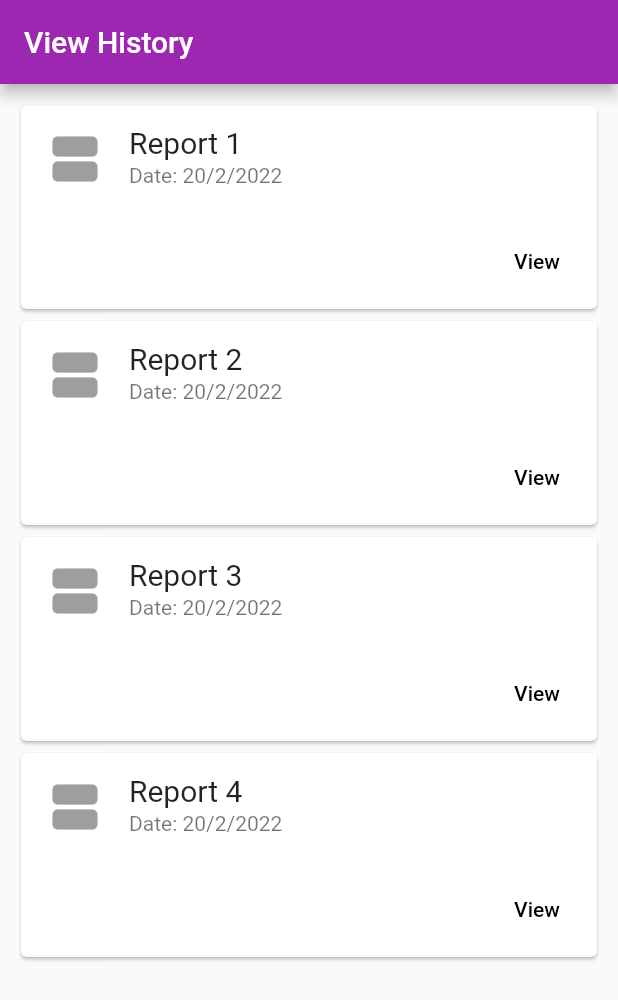
After one commit to sergi-s/Salahly-client-application, a Flutter app: the ViewHistory screen opened by its route, on a phone screen of 412 x 824 dp. The commit adds this screen. Shown: the top 1000 px of the screen. Run offline on Flutter 3.47's test engine with Material 2 defaults, Android fonts, the phone set to English and light mode, and no system bars; drawn by our look-alikes of overlay_support; our stand-ins replace easy_localization, firebase_auth, firebase_core, firebase_database, firebase_messaging, flutter_riverpod and 7 more; missing offline and left inert: dart:ffi, flutter_barcode_scanner, flutter_flavor, flutter_geofire; accounts and stored records are empty.

Commit message:
viewhistory

```diff
--- a/lib/routes.dart
+++ b/lib/routes.dart
@@ -28,6 +28,7 @@ import 'package:slahly/screens/viewcars.dart';
 import 'package:slahly/screens/addcarbutton.dart';
 import 'package:slahly/screens/waitforapproval/wait_for_approval_screen.dart';
 import 'package:slahly/screens/waitforarrvial.dart';
+import 'package:slahly/screens/viewhistory.dart';
 
 class Routing {
   get router => GoRouter(
@@ -150,6 +151,10 @@ class Routing {
             path: TestUserSM.routeName,
             builder: (context, state) => TestUserSM(),
           ),
+          GoRoute(
+            path: ViewHistory.routeName,
+            builder: (context, state) => ViewHistory(),
+          ),
         ],
       );
 }
--- /dev/null
+++ b/lib/screens/viewhistory.dart
@@ -0,0 +1,76 @@
+import 'package:flutter/material.dart';
+
+
+
+class ViewHistory extends StatelessWidget {
+  static final routeName = "/viewhistory.dart";
+  @override
+  Widget build(BuildContext context) {
+    return new Scaffold(
+      appBar: new AppBar(
+        backgroundColor: Colors.purple,
+        title: new Text("View History"),
+      ), // appBar
+      body: new Container(
+        padding: new EdgeInsets.all(10.0),
+        child: new Column(
+          crossAxisAlignment: CrossAxisAlignment.stretch,
+          children: <Widget>[
+            new myCardLayout(theIcon: Icons.view_agenda, theText: "Report 1"),
+            new myCardLayout(theIcon: Icons.view_agenda, theText: "Report 2"),
+            new myCardLayout(theIcon: Icons.view_agenda, theText: "Report 3"),
+            new myCardLayout(theIcon: Icons.view_agenda, theText: "Report 4"),
+            //this is not the list example, so when you add new cards, it won't be inside of the list.
+          ],
+        ), // column
+      ), // Container
+    ); // scaffold
+  }
+}
+
+class myCardLayout extends StatelessWidget {
+  // default constructor
+  myCardLayout({required this.theIcon, required this.theText});
+
+  // init variables
+  final IconData theIcon;
+  final String theText;
+
+  @override
+  Widget build(BuildContext context) {
+    return Container(
+      child: new Card(
+        child: new Column(
+          mainAxisSize: MainAxisSize.min,
+          children: <Widget>[
+            new ListTile(
+              leading: new Icon(theIcon,
+                  size: 40.0, color: Colors.grey),
+              title: new Text(
+                theText,
+                style: new TextStyle(fontSize: 20.0),
+              ),
+              subtitle:
+              const Text('Date: 20/2/2022'),
+            ),
+
+            new ButtonTheme(
+              // make buttons use the appropriate styles for cards
+              child: new ButtonBar(
+                children: <Widget>[
+                  new FlatButton(
+                    child: const Text('View'),
+                    onPressed: () {
+                      /* ... */
+                    },
+                  ),
+
+                ],
+              ),
+            ),
+          ],
+        ),
+      ),
+    );
+  }
+}
```
